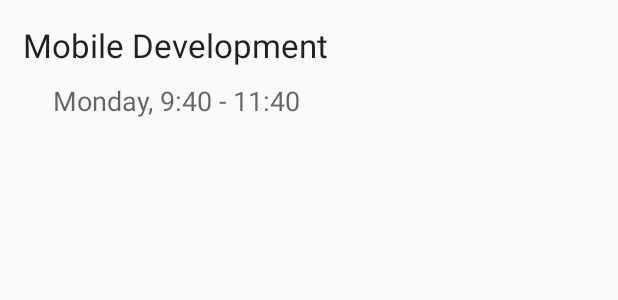
After one commit to romikps/Attendroid, an Android app: the layout schedule_item.xml on its own in the app's theme, with its tools: preview values and no code run, on a phone screen of 412 x 824 dp. The commit adds this screen. Shown: the top 300 px of the screen. Run offline under Robolectric (Android 15) with nearby library versions, the phone set to English and light mode, and no system bars.

Commit message:
schedule v1

```diff
--- a/app/src/main/java/com/example/romanpr/attendroid/MainActivity.java
+++ b/app/src/main/java/com/example/romanpr/attendroid/MainActivity.java
@@ -2,7 +2,6 @@ package com.example.romanpr.attendroid;
 
 import android.content.Intent;
 import android.os.Bundle;
-import android.support.annotation.NonNull;
 import android.support.v7.app.AppCompatActivity;
 import android.support.v7.widget.LinearLayoutManager;
 import android.support.v7.widget.RecyclerView;
@@ -15,10 +14,7 @@ import android.view.View;
 import android.view.ViewGroup;
 import android.widget.ProgressBar;
 import android.widget.TextView;
-import android.widget.Toast;
 
-import com.google.firebase.auth.FirebaseAuth;
-import com.google.firebase.auth.FirebaseUser;
 import com.google.firebase.database.DataSnapshot;
 import com.google.firebase.database.DatabaseError;
 import com.google.firebase.database.DatabaseReference;
--- a/app/src/main/java/com/example/romanpr/attendroid/RegisterActivity.java
+++ b/app/src/main/java/com/example/romanpr/attendroid/RegisterActivity.java
@@ -49,9 +49,7 @@ public class RegisterActivity extends Activity {
                     database.child(newUser.getRole().toLowerCase() + "s").child(user.getUid()).setValue(newUser);
                     switch (Role.valueOf(newUser.getRole())) {
                         case Student:
-                            Intent intent = new Intent(getBaseContext(), MainActivity.class);
-                            intent.putExtra("USER_ID", user.getUid());
-                            startActivity(intent);
+                            Attendata userData = Attendata.get(getBaseContext(), user.getUid());
                             break;
                         case Professor:
                             Toast.makeText(getBaseContext(), "Good day, Professor!", Toast.LENGTH_SHORT);
--- /dev/null
+++ b/app/src/main/res/layout/schedule_item.xml
@@ -0,0 +1,25 @@
+<?xml version="1.0" encoding="utf-8"?>
+<LinearLayout xmlns:android="http://schemas.android.com/apk/res/android"
+              xmlns:tools="http://schemas.android.com/tools"
+              android:layout_width="match_parent"
+              android:layout_height="wrap_content"
+              android:orientation="vertical"
+              android:padding="15dp">
+
+    <TextView
+        android:id="@+id/course_name"
+        android:layout_width="match_parent"
+        android:layout_height="wrap_content"
+        android:textAppearance="@style/TextAppearance.AppCompat.Large"
+        tools:text="Mobile Development"/>
+
+    <TextView
+        android:id="@+id/class_hours"
+        android:layout_width="match_parent"
+        android:layout_height="wrap_content"
+        android:layout_marginLeft="20dp"
+        android:layout_marginTop="10dp"
+        android:textAppearance="@style/TextAppearance.AppCompat.Medium"
+        tools:text="Monday, 9:40 - 11:40"/>
+
+</LinearLayout>
```
Also changed, not shown: app/src/main/java/com/example/romanpr/attendroid/Attendata.java (+8 -3 lines), app/src/main/java/com/example/romanpr/attendroid/ClassTime.java (+27 -1 lines), app/src/main/java/com/example/romanpr/attendroid/Course.java (+11 -0 lines), app/src/main/java/com/example/romanpr/attendroid/ScheduleActivity.java (+42 -0 lines), app/src/main/res/layout/activity_schedule.xml (+8 -2 lines).
